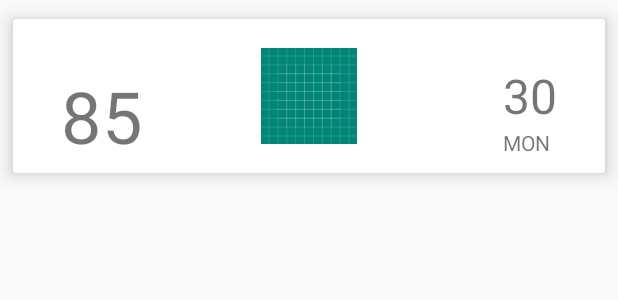
After one commit to aungmyattthu/TNweather, an Android app: the layout item_view.xml on its own in the app's theme, with its tools: preview values and no code run, on a phone screen of 412 x 824 dp. The commit adds this screen. Shown: the top 300 px of the screen. Run offline under Robolectric (Android 15) with nearby library versions, the phone set to English and light mode, and no system bars.

Commit message:
add item view

```diff
--- a/app/src/main/res/layout/home_fragment.xml
+++ b/app/src/main/res/layout/home_fragment.xml
@@ -1,8 +1,19 @@
 <?xml version="1.0" encoding="utf-8"?>
 <androidx.constraintlayout.widget.ConstraintLayout xmlns:android="http://schemas.android.com/apk/res/android"
+    xmlns:app="http://schemas.android.com/apk/res-auto"
     android:layout_width="match_parent"
     android:layout_height="match_parent"
     android:orientation="vertical">
 
+    <androidx.recyclerview.widget.RecyclerView
+        android:id="@+id/recycler_view"
+        android:layout_width="match_parent"
+        android:layout_height="match_parent"
+        app:layout_constraintBottom_toBottomOf="parent"
+        app:layout_constraintEnd_toEndOf="parent"
+        app:layout_constraintStart_toStartOf="parent"
+        app:layout_constraintTop_toTopOf="parent">
 
+
+    </androidx.recyclerview.widget.RecyclerView>
 </androidx.constraintlayout.widget.ConstraintLayout>
--- /dev/null
+++ b/app/src/main/res/layout/item_view.xml
@@ -0,0 +1,69 @@
+<?xml version="1.0" encoding="utf-8"?>
+<androidx.constraintlayout.widget.ConstraintLayout xmlns:android="http://schemas.android.com/apk/res/android"
+    xmlns:app="http://schemas.android.com/apk/res-auto"
+    android:layout_width="match_parent"
+    android:layout_height="wrap_content">
+
+    <com.google.android.material.card.MaterialCardView
+        android:layout_width="match_parent"
+        android:layout_height="128dp"
+        app:cardElevation="8dp"
+        app:contentPadding="8dp"
+        app:cardUseCompatPadding="true"
+        app:layout_constraintBottom_toBottomOf="parent"
+        app:layout_constraintEnd_toEndOf="parent"
+        app:layout_constraintStart_toStartOf="parent"
+        app:layout_constraintTop_toTopOf="parent">
+
+        <RelativeLayout
+            android:layout_width="match_parent"
+            android:layout_height="match_parent">
+
+            <TextView
+                android:id="@+id/temperature"
+                android:layout_width="wrap_content"
+                android:layout_height="wrap_content"
+                android:layout_marginTop="24dp"
+                android:layout_marginLeft="24dp"
+                android:text="@string/temperature"
+                android:textSize="48sp"
+                />
+            <TextView
+                android:id="@+id/status"
+                android:layout_width="wrap_content"
+                android:layout_height="wrap_content"
+                android:text="@string/status"
+                android:layout_below="@id/temperature"
+                android:layout_alignStart="@id/temperature"/>
+
+            <ImageView
+                android:id="@+id/weather_img"
+                android:layout_width="64dp"
+                android:layout_height="64dp"
+                android:layout_centerInParent="true"
+                android:src="@drawable/ic_launcher_background"/>
+
+            <TextView
+                android:id="@+id/date"
+                android:layout_width="wrap_content"
+                android:layout_height="wrap_content"
+                android:text="@string/date"
+                android:textSize="32sp"
+                android:layout_alignParentRight="true"
+                android:layout_centerVertical="true"
+                android:layout_marginRight="24sp"
+                />
+            <TextView
+                android:id="@+id/day"
+                android:layout_alignStart="@id/date"
+                android:layout_width="wrap_content"
+                android:layout_height="wrap_content"
+                android:text="@string/day"
+                android:layout_below="@id/date"
+                />
+
+        </RelativeLayout>
+
+    </com.google.android.material.card.MaterialCardView>
+
+</androidx.constraintlayout.widget.ConstraintLayout>
--- a/app/src/main/res/values/strings.xml
+++ b/app/src/main/res/values/strings.xml
@@ -3,4 +3,8 @@
     <string name="title_home">Home</string>
     <string name="title_dashboard">Dashboard</string>
     <string name="title_notifications">Notifications</string>
+    <string name="temperature">85</string>
+    <string name="status">Cloudy</string>
+    <string name="date">30</string>
+    <string name="day">MON</string>
 </resources>
```
